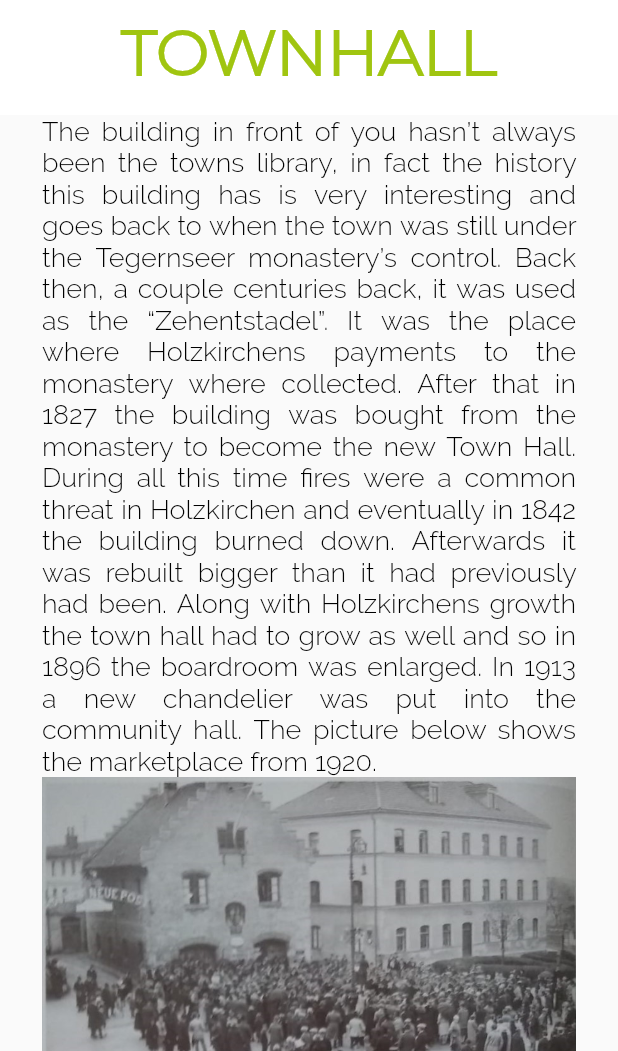
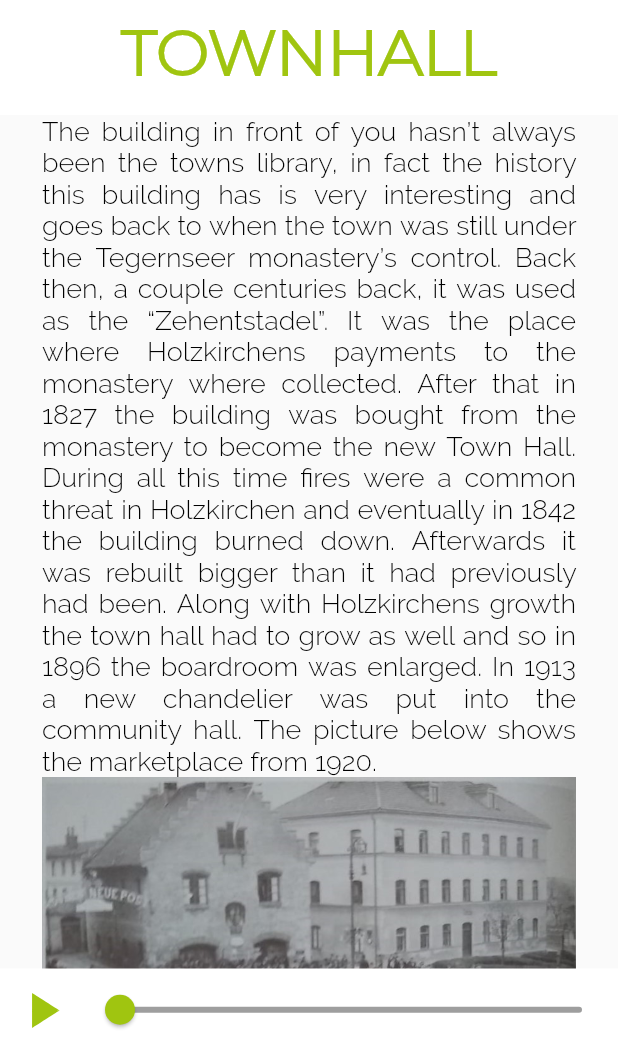
Before and after one commit to Leo-vF/smartguide, a Flutter app: the Station screen opened directly, on a phone screen of 412 x 824 dp, the part 185-1236 px from its top. Run offline on Flutter 3.47's test engine with Material 2 defaults, Android fonts, the light colour scheme and no system bars; our stand-ins replace audioplayers, flutter_map, latlong, shared_preferences; accounts and stored records are empty; project files that could hold a hidden picture were left out.

Commit message:
audioBar working EXCEPT: when the string audioLocation in station.dart is passed directly, if passed typed by hand everything works

```diff
--- /dev/null
+++ b/lib/audioBar.dart
@@ -0,0 +1,123 @@
+import 'dart:io';
+import 'package:audioplayers/audioplayers.dart';
+import 'package:flutter/cupertino.dart';
+import 'package:flutter/material.dart';
+import 'package:flutter/services.dart';
+import 'package:path_provider/path_provider.dart';
+
+class AudioBar extends StatefulWidget {
+  AudioBar(this.localFilePath);
+  final String localFilePath;
+
+  @override
+  _AudioBarState createState() => _AudioBarState();
+}
+
+class _AudioBarState extends State<AudioBar>
+    with SingleTickerProviderStateMixin {
+  AnimationController _controller;
+  AudioPlayer _audioPlayer = AudioPlayer();
+  bool isPlaying = false;
+  String localFileUri = "";
+  Duration _duration = Duration(minutes: 1);
+  Duration _position = Duration(minutes: 0);
+
+  void _seek(int second) {
+    Duration _newDuration = Duration(seconds: second);
+    _audioPlayer.seek(_newDuration);
+  }
+
+  void _loadFile() async {
+    await _audioPlayer.play(localFileUri, isLocal: true);
+    _audioPlayer.pause();
+  }
+
+  @override
+  void initState() {
+    _controller = AnimationController(
+      duration: Duration(milliseconds: 250),
+      vsync: this,
+    );
+
+    super.initState();
+    _makePlayer();
+  }
+
+  Future _loadSound() async {
+    //print("---------------------------------------------");
+    //print(widget.localFilePath);
+    //print("---------------------------------------------");
+    final ByteData data = await rootBundle.load(widget.localFilePath);
+    Directory tempDir = await getTemporaryDirectory();
+    File tempFile = File("${tempDir.path}/Altes-Rathaus.mp3");
+    await tempFile.writeAsBytes(data.buffer.asInt8List(), flush: true);
+    localFileUri = tempFile.path;
+    //setState(() {});
+  }
+
+  void _makePlayer() {
+    _loadSound().then((value) => _loadFile());
+    _audioPlayer.onDurationChanged.listen((Duration d) {
+      setState(() => _duration = d);
+    });
+    _audioPlayer.onAudioPositionChanged.listen((Duration p) {
+      setState(() => _position = p);
+    });
+  }
+
+  @override
+  Widget build(BuildContext context) {
+    return Container(
+      height: 55.0,
+      color: Colors.white,
+      child: Row(
+        children: [
+          IconButton(
+            icon: AnimatedIcon(
+              icon: AnimatedIcons.play_pause,
+              progress: _controller,
+            ),
+            color: Color(0xffa0c510),
+            onPressed: () {
+              //final myPlayer = AudioCache();
+              //myPlayer.play("Altes-Rathaus.mp3");
+              setState(() {
+                isPlaying = !isPlaying;
+                if (isPlaying == true) {
+                  _controller.forward();
+                  _audioPlayer.resume();
+                } else {
+                  _controller.reverse();
+                  _audioPlayer.pause();
+                }
+              });
+            },
+            iconSize: 40.0,
+          ),
+          Expanded(
+            child: SliderTheme(
+              data: SliderTheme.of(context).copyWith(
+                activeTrackColor: Color(0xffa0c510),
+                thumbColor: Color(0xffa0c510),
+                inactiveTrackColor: Colors.grey[500],
+                overlayColor: Color(0xffa0c510).withAlpha(50),
+              ),
+              child: Slider(
+                min: 0.0,
+                max: _duration.inSeconds.toDouble() ?? 1,
+                value: _position.inSeconds.toDouble() ?? 0,
+                onChanged: (double value) {
+                  print(widget.localFilePath);
+                  setState(() {
+                    _seek(value.toInt());
+                    value = value;
+                  });
+                },
+              ),
+            ),
+          )
+        ],
+      ),
+    );
+  }
+}
--- a/lib/station.dart
+++ b/lib/station.dart
@@ -2,6 +2,7 @@ import 'package:flutter/cupertino.dart';
 import 'package:flutter/material.dart';
 import 'dart:convert';
 import 'package:shared_preferences/shared_preferences.dart';
+import 'audioBar.dart';
 
 class Station extends StatefulWidget {
   Station(this.jsonLocation);
@@ -15,9 +16,13 @@ class _StationState extends State<Station> {
   bool language = false;
   String name = "";
   String audioLocation = "";
+  var jsonData;
 
   @override
   void initState() {
+    print("---------------------------------------------");
+    print(widget.jsonLocation);
+    print("---------------------------------------------");
     _getData();
     super.initState();
   }
@@ -29,15 +34,16 @@ class _StationState extends State<Station> {
 
     var jsonString =
         await DefaultAssetBundle.of(context).loadString(widget.jsonLocation);
-    var jsonData = json.decode(jsonString);
+    jsonData = json.decode(jsonString);
+    audioLocation = jsonData["audio"];
     if (language == true) {
       name = jsonData["content"]["de"][0]["name"];
     } else {
       name = jsonData["content"]["en"][0]["name"];
     }
 
-    audioLocation = jsonData["audio"];
-
+    //audioLocation = jsonData["audio"];
+    print(audioLocation);
     setState(() {});
   }
 
@@ -167,7 +173,8 @@ class _StationState extends State<Station> {
           ),
         ),
       ),
-      //bottomNavigationBar: , takes Widget; planned to put the audio player here
+      bottomNavigationBar: AudioBar(
+          "assets/audios/Altes-Rathaus.mp3"), //takes Widget; planned to put the audio player here
     );
   }
 }
--- a/pubspec.yaml
+++ b/pubspec.yaml
@@ -15,6 +15,8 @@ dependencies:
   flutter_map: any
   latlong: ^0.6.1
   shared_preferences: ^0.5.12
+  audioplayers: ^0.16.1
+  path_provider: ^1.6.21
 
 dev_dependencies:
   flutter_launcher_icons:
@@ -32,6 +34,7 @@ flutter:
   uses-material-design: true
   assets:
     - assets/images/AltesRathaus/
+    - assets/audios/Altes-Rathaus.mp3
     - assets/
   fonts:
     - family: Montserrat
```
Also changed, not shown: pubspec.lock.
